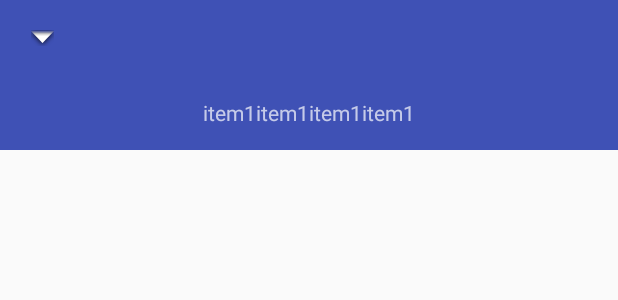
After one commit to wujiankun/jweather, an Android app: the layout activity_test.xml on its own in the app's theme, with its tools: preview values and no code run, on a phone screen of 412 x 824 dp. The commit adds this screen. Shown: the top 300 px of the screen. Run offline under Robolectric (Android 15) with nearby library versions, the phone set to English and light mode, and no system bars.

Commit message:
add a  demo

```diff
--- /dev/null
+++ b/app/src/main/res/layout/activity_test.xml
@@ -0,0 +1,63 @@
+<?xml version="1.0" encoding="utf-8"?>
+<android.support.design.widget.CoordinatorLayout xmlns:android="http://schemas.android.com/apk/res/android"
+    xmlns:app="http://schemas.android.com/apk/res-auto"
+    xmlns:tools="http://schemas.android.com/tools"
+    android:layout_width="match_parent"
+    android:layout_height="match_parent"
+    tools:context="com.wjk.jweather.view.TestActivity">
+
+    <android.support.design.widget.AppBarLayout
+        android:layout_width="match_parent"
+        android:layout_height="wrap_content">
+        <android.support.design.widget.CollapsingToolbarLayout
+            android:theme="@style/ThemeOverlay.AppCompat.Dark.ActionBar"
+            app:layout_scrollFlags="scroll|exitUntilCollapsed"
+            android:layout_width="match_parent"
+            android:layout_height="wrap_content">
+            <LinearLayout
+                app:layout_collapseMode="pin"
+                android:layout_marginTop="50dp"
+                android:layout_gravity="center_horizontal"
+                android:orientation="horizontal"
+                android:gravity="center_vertical"
+                android:layout_width="wrap_content"
+                android:layout_height="50dp">
+                <TextView
+                    android:text="item1"
+                    android:layout_width="wrap_content"
+                    android:layout_height="wrap_content" />
+                <TextView
+                    android:text="item1"
+                    android:layout_width="wrap_content"
+                    android:layout_height="wrap_content" />
+                <TextView
+                    android:text="item1"
+                    android:layout_width="wrap_content"
+                    android:layout_height="wrap_content" />
+                <TextView
+                    android:text="item1"
+                    android:layout_width="wrap_content"
+                    android:layout_height="wrap_content" />
+            </LinearLayout>
+            <android.support.v7.widget.Toolbar
+                app:navigationIcon="@android:drawable/arrow_down_float"
+                android:layout_width="match_parent"
+                android:layout_height="50dp"/>
+        </android.support.design.widget.CollapsingToolbarLayout>
+    </android.support.design.widget.AppBarLayout>
+
+    <android.support.v4.widget.NestedScrollView
+        app:layout_behavior="@string/appbar_scrolling_view_behavior"
+        android:fillViewport="true"
+        android:layout_width="match_parent"
+        android:layout_height="match_parent">
+
+        <android.support.v4.view.ViewPager
+            android:id="@+id/vp_frg_container"
+            android:layout_width="match_parent"
+            android:layout_height="match_parent">
+        </android.support.v4.view.ViewPager>
+
+    </android.support.v4.widget.NestedScrollView>
+
+</android.support.design.widget.CoordinatorLayout>
--- a/app/src/main/res/values/dimens.xml
+++ b/app/src/main/res/values/dimens.xml
@@ -1,9 +1,10 @@
 <?xml version="1.0" encoding="utf-8"?>
 <resources>
-    <dimen name="common_text_size" >20sp</dimen>
+    <dimen name="common_text_size">20sp</dimen>
     <dimen name="common_page_right">10dp</dimen>
     <dimen name="small_text_size">16sp</dimen>
     <dimen name="big_text_size">60dp</dimen>
     <dimen name="aqi_text_size">40dp</dimen>
     <dimen name="aqi_state_text_size">30dp</dimen>
+    <dimen name="text_margin">16dp</dimen>
 </resources>
```
Also changed, not shown: app/src/main/AndroidManifest.xml (+10 -4 lines), app/src/main/java/com/wjk/jweather/view/ItemFragment.java (added, +110 -0 lines), app/src/main/java/com/wjk/jweather/view/MyItemRecyclerViewAdapter.java (added, +78 -0 lines), app/src/main/java/com/wjk/jweather/view/MyPagerAdapter.java (added, +31 -0 lines), app/src/main/java/com/wjk/jweather/view/TestActivity.java (added, +37 -0 lines), app/src/main/java/com/wjk/jweather/view/dummy/DummyContent.java (added, +72 -0 lines), app/src/main/res/layout/fragment_item.xml (added, +20 -0 lines), app/src/main/res/layout/fragment_item_list.xml (added, +13 -0 lines), app/src/main/res/layout/layout_test_fragment.xml (added, +13 -0 lines).
